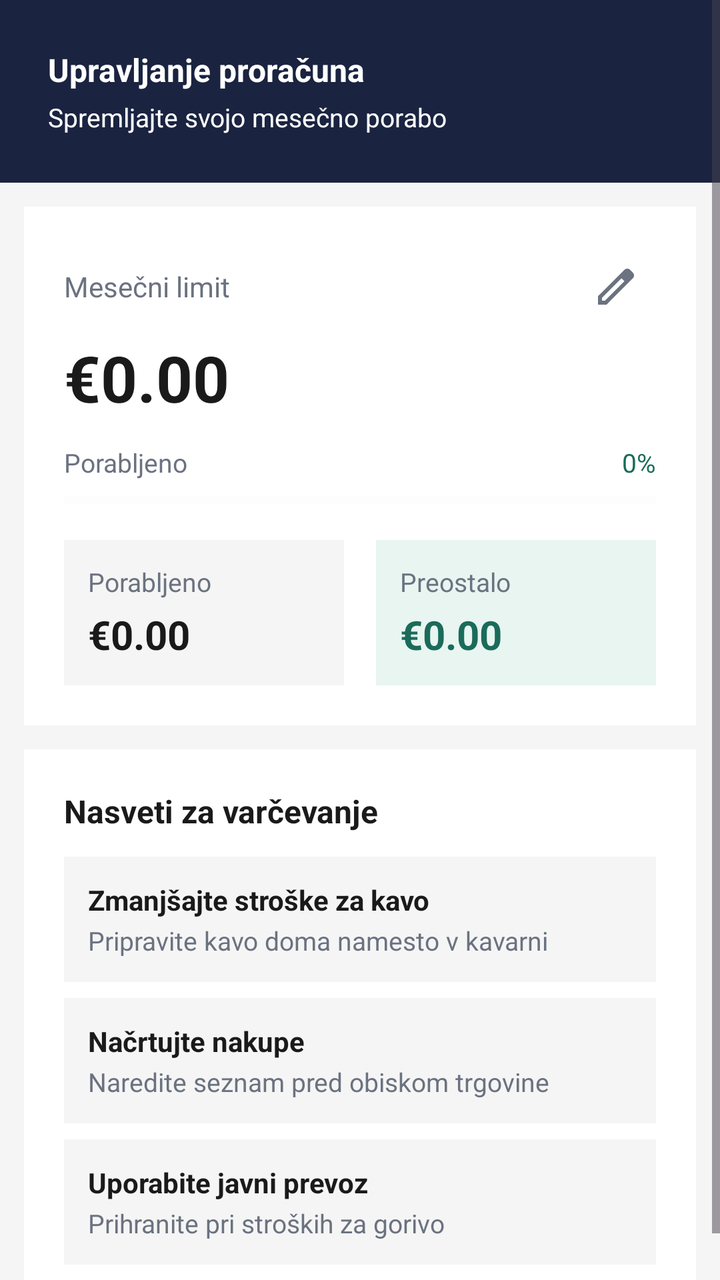
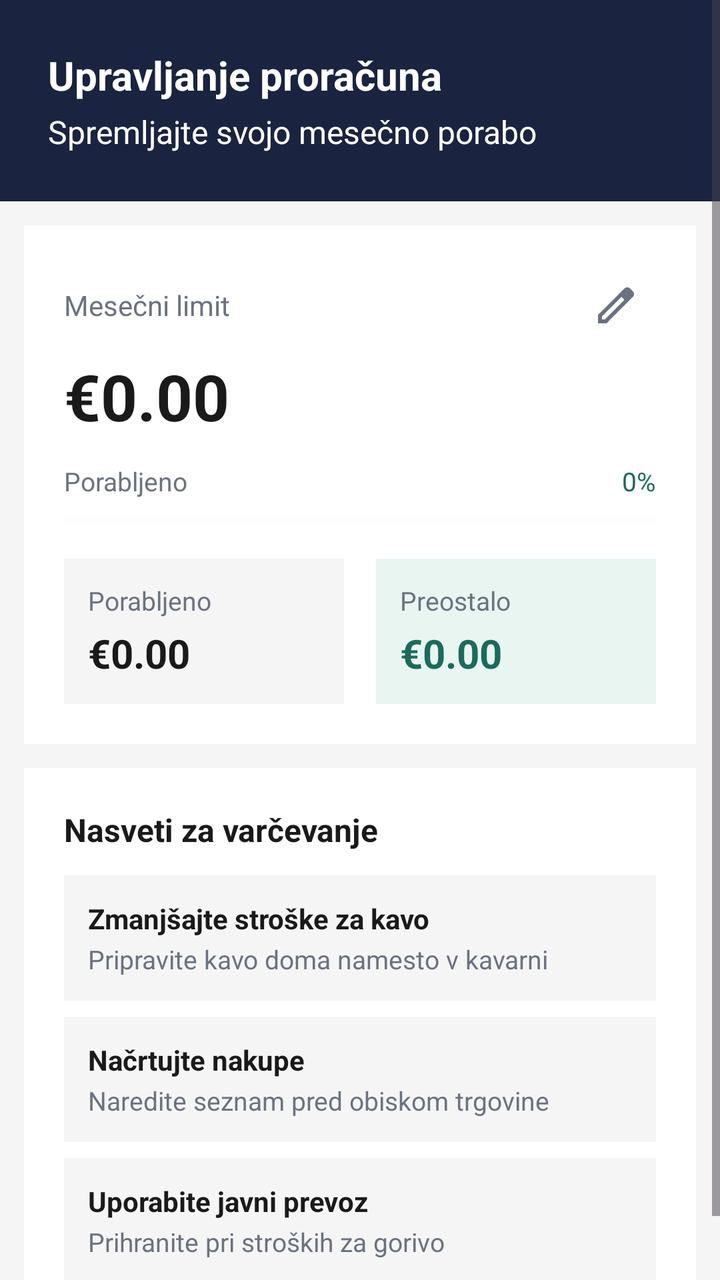

Screens rendered from an Android XML layout before and after an edit, with the pre-edit source and the edit as a unified diff.
<!-- AndroidManifest.xml: application theme Theme.FinFlow -->
<!-- res/layout/fragment_proracun.xml -->
<?xml version="1.0" encoding="utf-8"?>
<ScrollView
    xmlns:android="http://schemas.android.com/apk/res/android"
    android:layout_width="match_parent"
    android:layout_height="match_parent"
    android:background="@color/sivaKartica">

    <LinearLayout
        android:layout_width="match_parent"
        android:layout_height="wrap_content"
        android:orientation="vertical">

        
        <LinearLayout
            android:layout_width="match_parent"
            android:layout_height="wrap_content"
            android:background="@color/temnoModra"
            android:orientation="vertical"
            android:padding="24dp">

            <TextView
                android:layout_width="wrap_content"
                android:layout_height="wrap_content"
                android:text="Upravljanje proračuna"
                android:textColor="@color/bela"
                android:textSize="16sp"
                android:textStyle="bold" />

            <TextView
                android:layout_width="wrap_content"
                android:layout_height="wrap_content"
                android:text="Spremljajte svojo mesečno porabo"
                android:textColor="@color/bela"
                android:textSize="13sp"
                android:layout_marginTop="4dp" />

        </LinearLayout>

        
        <LinearLayout
            android:layout_width="match_parent"
            android:layout_height="wrap_content"
            android:background="@color/bela"
            android:orientation="vertical"
            android:padding="20dp"
            android:layout_marginTop="12dp"
            android:layout_marginStart="12dp"
            android:layout_marginEnd="12dp">

            <LinearLayout
                android:layout_width="match_parent"
                android:layout_height="wrap_content"
                android:orientation="horizontal"
                android:gravity="center_vertical">

                <TextView
                    android:layout_width="0dp"
                    android:layout_height="wrap_content"
                    android:layout_weight="1"
                    android:text="Mesečni limit"
                    android:textColor="@color/besediloSivo"
                    android:textSize="14sp" />

                <ImageButton
                    android:id="@+id/btn_uredi_limit"
                    android:layout_width="40dp"
                    android:layout_height="40dp"
                    android:src="@drawable/ic_uredi"
                    android:backgroundTint="@android:color/transparent"
                    android:tint="@color/besediloSivo"
                    android:contentDescription="Uredi limit" />

            </LinearLayout>

            
            <TextView
                android:id="@+id/tv_limit"
                android:layout_width="wrap_content"
                android:layout_height="wrap_content"
                android:text="€0.00"
                android:textColor="@color/besediloTemno"
                android:textSize="32sp"
                android:textStyle="bold"
                android:layout_marginTop="4dp" />

            
            <LinearLayout
                android:id="@+id/layout_vnos_limit"
                android:layout_width="match_parent"
                android:layout_height="wrap_content"
                android:orientation="horizontal"
                android:gravity="center_vertical"
                android:layout_marginTop="8dp"
                android:visibility="gone">

                <EditText
                    android:id="@+id/et_limit"
                    android:layout_width="0dp"
                    android:layout_height="wrap_content"
                    android:layout_weight="1"
                    android:hint="500"
                    android:inputType="numberDecimal"
                    android:textSize="16sp"
                    android:padding="10dp"
                    android:background="@color/sivaKartica" />

                <Button
                    android:id="@+id/btn_potrdi_limit"
                    android:layout_width="40dp"
                    android:layout_height="40dp"
                    android:text="✓"
                    android:textSize="16sp"
                    android:padding="0dp"
                    android:layout_marginStart="8dp"
                    android:backgroundTint="@color/zelena"
                    android:textColor="@color/bela" />

                <Button
                    android:id="@+id/btn_preklici_limit"
                    android:layout_width="40dp"
                    android:layout_height="40dp"
                    android:text="✗"
                    android:textSize="16sp"
                    android:padding="0dp"
                    android:layout_marginStart="4dp"
                    android:backgroundTint="@color/sivaKartica"
                    android:textColor="@color/besediloTemno" />

            </LinearLayout>

            <LinearLayout
                android:layout_width="match_parent"
                android:layout_height="wrap_content"
                android:orientation="horizontal"
                android:layout_marginTop="12dp">

                <TextView
                    android:layout_width="0dp"
                    android:layout_height="wrap_content"
                    android:layout_weight="1"
                    android:text="Porabljeno"
                    android:textColor="@color/besediloSivo"
                    android:textSize="13sp" />

                <TextView
                    android:id="@+id/tv_odstotek"
                    android:layout_width="wrap_content"
                    android:layout_height="wrap_content"
                    android:text="0%"
                    android:textColor="@color/zelena"
                    android:textSize="13sp" />

            </LinearLayout>

            <ProgressBar
                android:id="@+id/pb_proracun"
                style="?android:attr/progressBarStyleHorizontal"
                android:layout_width="match_parent"
                android:layout_height="8dp"
                android:layout_marginTop="6dp"
                android:progress="0"
                android:max="100"
                android:progressTint="@color/zelena"
                android:progressBackgroundTint="@color/sivaKartica" />

            
            <LinearLayout
                android:layout_width="match_parent"
                android:layout_height="wrap_content"
                android:orientation="horizontal"
                android:layout_marginTop="16dp">

                <LinearLayout
                    android:layout_width="0dp"
                    android:layout_height="wrap_content"
                    android:layout_weight="1"
                    android:orientation="vertical"
                    android:background="@color/sivaKartica"
                    android:padding="12dp"
                    android:layout_marginEnd="8dp">

                    <TextView
                        android:layout_width="wrap_content"
                        android:layout_height="wrap_content"
                        android:text="Porabljeno"
                        android:textColor="@color/besediloSivo"
                        android:textSize="13sp" />

                    <TextView
                        android:id="@+id/tv_porabljeno"
                        android:layout_width="wrap_content"
                        android:layout_height="wrap_content"
                        android:text="€0.00"
                        android:textColor="@color/besediloTemno"
                        android:textSize="20sp"
                        android:textStyle="bold"
                        android:layout_marginTop="4dp" />

                </LinearLayout>

                <LinearLayout
                    android:layout_width="0dp"
                    android:layout_height="wrap_content"
                    android:layout_weight="1"
                    android:orientation="vertical"
                    android:background="@color/svetloZelena"
                    android:padding="12dp"
                    android:layout_marginStart="8dp">

                    <TextView
                        android:layout_width="wrap_content"
                        android:layout_height="wrap_content"
                        android:text="Preostalo"
                        android:textColor="@color/besediloSivo"
                        android:textSize="13sp" />

                    <TextView
                        android:id="@+id/tv_preostalo"
                        android:layout_width="wrap_content"
                        android:layout_height="wrap_content"
                        android:text="€0.00"
                        android:textColor="@color/zelena"
                        android:textSize="20sp"
                        android:textStyle="bold"
                        android:layout_marginTop="4dp" />

                </LinearLayout>

            </LinearLayout>

        </LinearLayout>

        
        <LinearLayout
            android:layout_width="match_parent"
            android:layout_height="wrap_content"
            android:background="@color/bela"
            android:orientation="vertical"
            android:padding="20dp"
            android:layout_marginTop="12dp"
            android:layout_marginStart="12dp"
            android:layout_marginEnd="12dp"
            android:layout_marginBottom="12dp">

            <TextView
                android:layout_width="wrap_content"
                android:layout_height="wrap_content"
                android:text="Nasveti za varčevanje"
                android:textColor="@color/besediloTemno"
                android:textSize="16sp"
                android:textStyle="bold" />

            <LinearLayout
                android:layout_width="match_parent"
                android:layout_height="wrap_content"
                android:orientation="vertical"
                android:background="@color/sivaKartica"
                android:padding="12dp"
                android:layout_marginTop="12dp">

                <TextView
                    android:layout_width="wrap_content"
                    android:layout_height="wrap_content"
                    android:text="Zmanjšajte stroške za kavo"
                    android:textColor="@color/besediloTemno"
                    android:textSize="14sp"
                    android:textStyle="bold" />

                <TextView
                    android:layout_width="wrap_content"
                    android:layout_height="wrap_content"
                    android:text="Pripravite kavo doma namesto v kavarni"
                    android:textColor="@color/besediloSivo"
                    android:textSize="13sp"
                    android:layout_marginTop="2dp" />

            </LinearLayout>

            <LinearLayout
                android:layout_width="match_parent"
                android:layout_height="wrap_content"
                android:orientation="vertical"
                android:background="@color/sivaKartica"
                android:padding="12dp"
                android:layout_marginTop="8dp">

                <TextView
                    android:layout_width="wrap_content"
                    android:layout_height="wrap_content"
                    android:text="Načrtujte nakupe"
                    android:textColor="@color/besediloTemno"
                    android:textSize="14sp"
                    android:textStyle="bold" />

                <TextView
                    android:layout_width="wrap_content"
                    android:layout_height="wrap_content"
                    android:text="Naredite seznam pred obiskom trgovine"
                    android:textColor="@color/besediloSivo"
                    android:textSize="13sp"
                    android:layout_marginTop="2dp" />

            </LinearLayout>

            <LinearLayout
                android:layout_width="match_parent"
                android:layout_height="wrap_content"
                android:orientation="vertical"
                android:background="@color/sivaKartica"
                android:padding="12dp"
                android:layout_marginTop="8dp">

                <TextView
                    android:layout_width="wrap_content"
                    android:layout_height="wrap_content"
                    android:text="Uporabite javni prevoz"
                    android:textColor="@color/besediloTemno"
                    android:textSize="14sp"
                    android:textStyle="bold" />

                <TextView
                    android:layout_width="wrap_content"
                    android:layout_height="wrap_content"
                    android:text="Prihranite pri stroških za gorivo"
                    android:textColor="@color/besediloSivo"
                    android:textSize="13sp"
                    android:layout_marginTop="2dp" />

            </LinearLayout>

        </LinearLayout>

    </LinearLayout>

</ScrollView>
<!-- resources referenced by this layout -->
<resources>
  <color name="bela">#FFFFFF</color>
  <color name="besediloSivo">#6B7280</color>
  <color name="besediloTemno">#1A1A1A</color>
  <color name="sivaKartica">#F5F5F5</color>
  <color name="svetloZelena">#E8F5F1</color>
  <color name="temnoModra">#1A2340</color>
  <color name="zelena">#1B6B5A</color>
  <!-- drawable ic_uredi (drawable) -->
  <vector xmlns:android="http://schemas.android.com/apk/res/android" android:height="24dp" android:tint="#6B7280" android:viewportHeight="960" android:viewportWidth="960" android:width="24dp">
        
      <path android:fillColor="@android:color/white" android:pathData="M200,760L257,760L648,369L591,312L200,703L200,760ZM120,840L120,670L648,143Q660,132 674.5,126Q689,120 705,120Q721,120 736,126Q751,132 762,144L817,200Q829,211 834.5,226Q840,241 840,256Q840,272 834.5,286.5Q829,301 817,313L290,840L120,840ZM760,256L760,256L704,200L704,200L760,256ZM619,341L591,312L591,312L648,369L648,369L619,341Z"/>
      
  </vector>
  <style name="Theme.FinFlow" parent="Base.Theme.FinFlow" />
  <style name="Base.Theme.FinFlow" parent="Theme.Material3.DayNight.NoActionBar">
          
          
      </style>
</resources>

<!-- the commit's change to res/layout/fragment_proracun.xml (unified diff, before → after) -->
@@ -23,7 +23,7 @@
                 android:layout_height="wrap_content"
                 android:text="Upravljanje proračuna"
                 android:textColor="@color/bela"
-                android:textSize="16sp"
+                android:textSize="20sp"
                 android:textStyle="bold" />
 
             <TextView
@@ -31,7 +31,7 @@
                 android:layout_height="wrap_content"
                 android:text="Spremljajte svojo mesečno porabo"
                 android:textColor="@color/bela"
-                android:textSize="13sp"
+                android:textSize="16sp"
                 android:layout_marginTop="4dp" />
 
         </LinearLayout>
